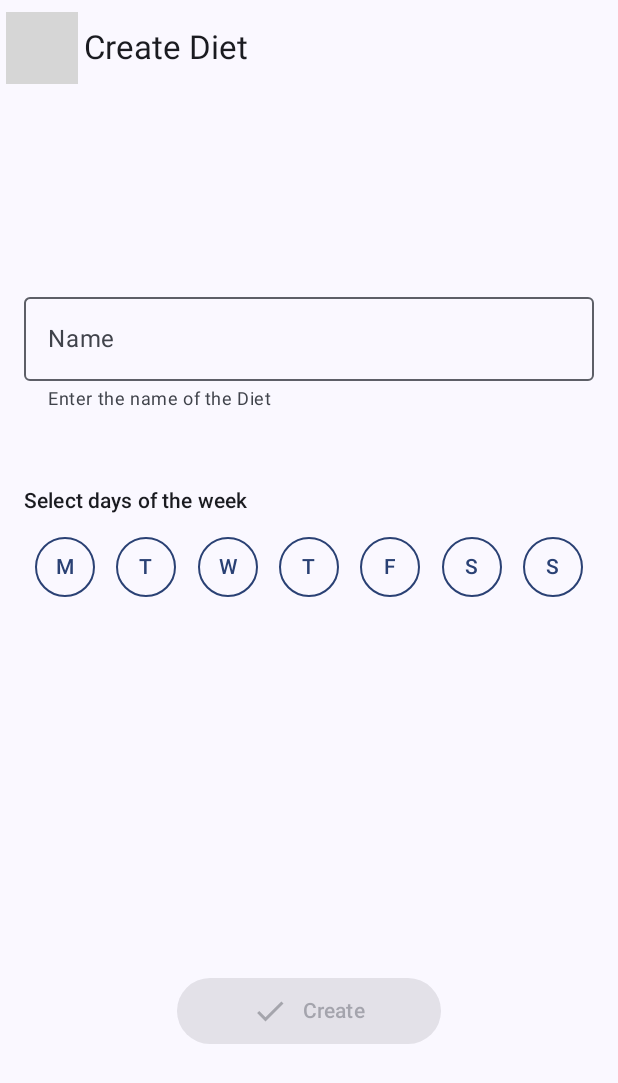
After one commit to SrikantKanekar/MealPlanningApp, an Android app built with Jetpack Compose: the CreateDietScreen screen opened through its navigation route, on a phone screen of 412 x 824 dp. The commit adds this screen. Shown: the top 1083 px of the screen. Run offline under Robolectric (Android 15) with nearby library versions, the phone set to English and light mode, and no system bars; 1 statement that could not run was skipped; grey boxes are pictures that could not be loaded.

Commit message:
add create diet screen

```diff
--- /dev/null
+++ b/app/src/main/java/com/meal/planner/presentation/components/DayOfWeekButton.kt
@@ -0,0 +1,39 @@
+package com.meal.planner.presentation.components
+
+import androidx.compose.foundation.BorderStroke
+import androidx.compose.foundation.layout.PaddingValues
+import androidx.compose.foundation.layout.fillMaxSize
+import androidx.compose.foundation.layout.size
+import androidx.compose.foundation.shape.CircleShape
+import androidx.compose.material3.ButtonDefaults
+import androidx.compose.material3.MaterialTheme
+import androidx.compose.material3.OutlinedButton
+import androidx.compose.material3.Text
+import androidx.compose.runtime.Composable
+import androidx.compose.ui.Modifier
+import androidx.compose.ui.unit.dp
+import java.time.DayOfWeek
+import java.util.Locale
+
+@Composable
+fun DayOfWeekButton(
+    dayOfWeek: DayOfWeek,
+    onClick: () -> Unit,
+    enabled: Boolean
+) {
+    OutlinedButton(
+        onClick = onClick,
+        modifier = Modifier
+            .size(40.dp)
+            .fillMaxSize(1f),
+        shape = CircleShape,
+        border = BorderStroke(1.dp, MaterialTheme.colorScheme.primary),
+        contentPadding = PaddingValues(0.dp),
+        colors = ButtonDefaults.outlinedButtonColors(
+            containerColor = if (enabled) MaterialTheme.colorScheme.primary else MaterialTheme.colorScheme.background,
+            contentColor = if (enabled) MaterialTheme.colorScheme.onPrimary else MaterialTheme.colorScheme.primary
+        )
+    ) {
+        Text(dayOfWeek.name.substring(0, 1).uppercase(Locale.ROOT))
+    }
+}
--- a/app/src/main/java/com/meal/planner/presentation/navigation/NavigationGraph.kt
+++ b/app/src/main/java/com/meal/planner/presentation/navigation/NavigationGraph.kt
@@ -7,6 +7,7 @@ import androidx.navigation.compose.rememberNavController
 import com.meal.planner.model.enums.FoodScreenType
 import com.meal.planner.presentation.ui.diet.DietScreen
 import com.meal.planner.presentation.ui.food.FoodScreen
+import com.meal.planner.presentation.ui.home.CreateDietScreen
 import com.meal.planner.presentation.ui.home.HomeScreen
 import com.meal.planner.presentation.ui.meal.MealScreen
 import com.meal.planner.presentation.ui.settings.SettingsScreen
@@ -36,7 +37,14 @@ fun NavigationGraph() {
         composable(route = NavigationRoute.Home.route) {
             HomeScreen(
                 navigateToDiet = { navController.navigate(NavigationRoute.Diet.route) },
+                navigateToCreateDiet = { navController.navigate(NavigationRoute.CreateDiet.route) },
                 navigateToSettings = { navController.navigate(NavigationRoute.Settings.route) }
+            )
+        }
+
+        composable(route = NavigationRoute.CreateDiet.route) {
+            CreateDietScreen(
+                navigateBack = { navController.popBackStack() },
             )
         }
 
--- a/app/src/main/java/com/meal/planner/presentation/navigation/NavigationRoute.kt
+++ b/app/src/main/java/com/meal/planner/presentation/navigation/NavigationRoute.kt
@@ -11,6 +11,8 @@ sealed class NavigationRoute(
 
     object Home : NavigationRoute("Home")
 
+    object CreateDiet : NavigationRoute("CreateDiet")
+
     object Diet : NavigationRoute("Diet")
 
     object Meal : NavigationRoute("Meal")
--- /dev/null
+++ b/app/src/main/java/com/meal/planner/presentation/ui/home/CreateDietScreen.kt
@@ -0,0 +1,162 @@
+package com.meal.planner.presentation.ui.home
+
+import androidx.compose.foundation.layout.Arrangement
+import androidx.compose.foundation.layout.Column
+import androidx.compose.foundation.layout.PaddingValues
+import androidx.compose.foundation.layout.Row
+import androidx.compose.foundation.layout.Spacer
+import androidx.compose.foundation.layout.fillMaxSize
+import androidx.compose.foundation.layout.fillMaxWidth
+import androidx.compose.foundation.layout.height
+import androidx.compose.foundation.layout.padding
+import androidx.compose.foundation.layout.width
+import androidx.compose.foundation.text.KeyboardActions
+import androidx.compose.foundation.text.KeyboardOptions
+import androidx.compose.material.icons.Icons
+import androidx.compose.material.icons.filled.Check
+import androidx.compose.material.icons.filled.Close
+import androidx.compose.material3.Button
+import androidx.compose.material3.ExperimentalMaterial3Api
+import androidx.compose.material3.Icon
+import androidx.compose.material3.IconButton
+import androidx.compose.material3.MaterialTheme
+import androidx.compose.material3.OutlinedTextField
+import androidx.compose.material3.PlainTooltipBox
+import androidx.compose.material3.Scaffold
+import androidx.compose.material3.Text
+import androidx.compose.material3.TopAppBar
+import androidx.compose.runtime.Composable
+import androidx.compose.runtime.LaunchedEffect
+import androidx.compose.runtime.getValue
+import androidx.compose.runtime.mutableStateOf
+import androidx.compose.runtime.remember
+import androidx.compose.runtime.saveable.rememberSaveable
+import androidx.compose.runtime.setValue
+import androidx.compose.ui.Alignment
+import androidx.compose.ui.Modifier
+import androidx.compose.ui.focus.FocusRequester
+import androidx.compose.ui.focus.focusRequester
+import androidx.compose.ui.platform.LocalFocusManager
+import androidx.compose.ui.text.input.ImeAction
+import androidx.compose.ui.text.input.KeyboardType
+import androidx.compose.ui.unit.dp
+import com.meal.planner.presentation.components.DayOfWeekButton
+import java.time.DayOfWeek
+
+@OptIn(ExperimentalMaterial3Api::class)
+@Composable
+fun CreateDietScreen(
+    navigateBack: () -> Unit
+) {
+
+    var nameValue by rememberSaveable { mutableStateOf("") }
+    var daysOfWeek by rememberSaveable { mutableStateOf<List<DayOfWeek>>(listOf()) }
+
+    val focusRequester = remember { FocusRequester() }
+    val focusManager = LocalFocusManager.current
+
+    LaunchedEffect(Unit) {
+        focusRequester.requestFocus()
+    }
+
+    fun toggleDays(day: DayOfWeek) {
+        val list = ArrayList(daysOfWeek)
+        if (list.contains(day)) {
+            list.remove(day)
+        } else {
+            list.add(day)
+        }
+        daysOfWeek = list
+    }
+
+    Scaffold(
+        topBar = {
+            TopAppBar(
+                navigationIcon = {
+                    PlainTooltipBox(tooltip = { Text(text = "Close") }) {
+                        IconButton(
+                            modifier = Modifier.tooltipAnchor(),
+                            onClick = navigateBack
+                        ) {
+                            Icon(
+                                imageVector = Icons.Default.Close,
+                                contentDescription = "close"
+                            )
+                        }
+                    }
+                },
+                title = { Text(text = "Create Diet") },
+            )
+        },
+    ) { paddingValues ->
+        Column(
+            modifier = Modifier
+                .fillMaxSize()
+                .padding(paddingValues)
+                .padding(horizontal = 16.dp),
+            horizontalAlignment = Alignment.CenterHorizontally,
+            verticalArrangement = Arrangement.SpaceAround
+        ) {
+            Column(
+                modifier = Modifier.fillMaxWidth()
+            ) {
+                OutlinedTextField(
+                    modifier = Modifier
+                        .fillMaxWidth()
+                        .focusRequester(focusRequester),
+                    value = nameValue,
+                    onValueChange = { nameValue = it },
+                    label = {
+                        Text("Name")
+                    },
+                    supportingText = {
+                        Text("Enter the name of the Diet")
+                    },
+                    singleLine = true,
+                    keyboardOptions = KeyboardOptions.Default.copy(
+                        keyboardType = KeyboardType.Text,
+                        imeAction = ImeAction.Next
+                    ),
+                    keyboardActions = KeyboardActions(
+                        onNext = { focusManager.clearFocus() }
+                    )
+                )
+
+                Spacer(modifier = Modifier.height(50.dp))
+
+                Column {
+                    Text(
+                        text = "Select days of the week",
+                        style = MaterialTheme.typography.labelLarge
+                    )
+
+                    Spacer(modifier = Modifier.height(14.dp))
+
+                    Row(
+                        modifier = Modifier.fillMaxWidth(),
+                        horizontalArrangement = Arrangement.SpaceAround
+                    ) {
+                        DayOfWeek.values().map { day ->
+                            DayOfWeekButton(
+                                dayOfWeek = day,
+                                onClick = { toggleDays(day) },
+                                enabled = daysOfWeek.contains(day)
+                            )
+                        }
+                    }
+                }
+
+            }
+
+            Button(
+                onClick = navigateBack,
+                enabled = nameValue.isNotBlank(),
+                contentPadding = PaddingValues(horizontal = 50.dp, vertical = 10.dp)
+            ) {
+                Icon(imageVector = Icons.Filled.Check, contentDescription = "button icon")
+                Spacer(modifier = Modifier.width(10.dp))
+                Text(text = "Create")
+            }
+        }
+    }
+}
--- a/app/src/main/java/com/meal/planner/presentation/ui/home/HomeScreen.kt
+++ b/app/src/main/java/com/meal/planner/presentation/ui/home/HomeScreen.kt
@@ -34,6 +34,7 @@ import java.time.DayOfWeek
 @Composable
 fun HomeScreen(
     navigateToDiet: () -> Unit,
+    navigateToCreateDiet: () -> Unit,
     navigateToSettings: () -> Unit
 ) {
     val diets = listOf(
@@ -64,10 +65,10 @@ fun HomeScreen(
             )
         },
         floatingActionButton = {
-            FloatingActionButton(onClick = { }) {
+            FloatingActionButton(onClick = navigateToCreateDiet) {
                 Icon(
                     imageVector = Icons.Filled.Add,
-                    contentDescription = "Add diet"
+                    contentDescription = "Create diet"
                 )
             }
         }
```
